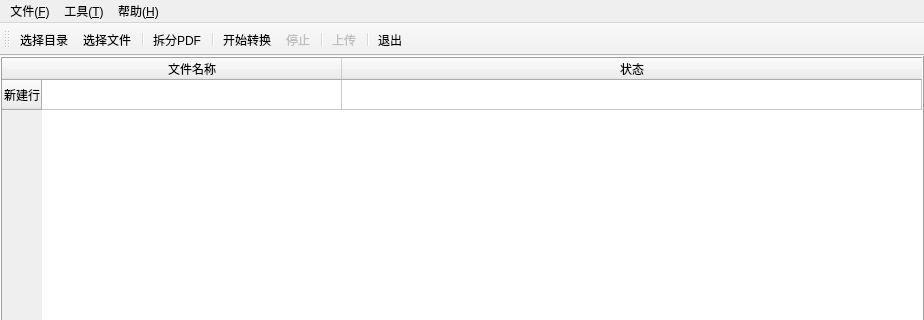
jondy/mkepub, file ui_main.ui: the form before one commit; both pictures show x 0 to 924 and y 0 to 320 of the 924 by 685 pixel window.
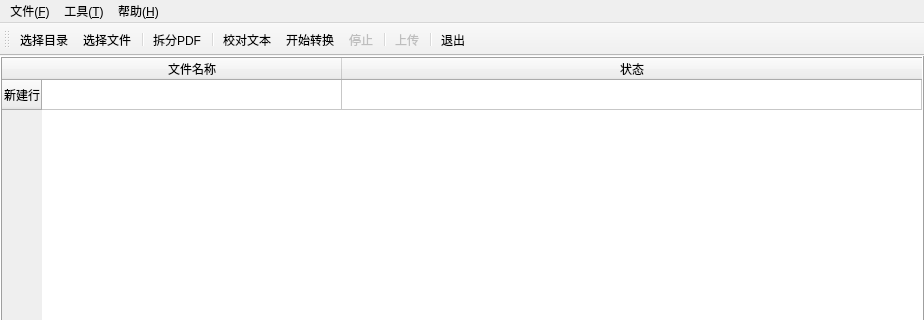
The form after the commit.

```diff
--- a/ui_main.ui
+++ b/ui_main.ui
@@ -128,6 +128,7 @@
    <addaction name="separator"/>
    <addaction name="actionSplitPdf"/>
    <addaction name="separator"/>
+   <addaction name="actionCorrect"/>
    <addaction name="actionStart"/>
    <addaction name="actionStop"/>
    <addaction name="separator"/>
@@ -201,6 +202,14 @@
     <string>把一个大的PDF文件拆分成为几个小文件</string>
    </property>
   </action>
+  <action name="actionCorrect">
+   <property name="text">
+    <string>校对文本</string>
+   </property>
+   <property name="toolTip">
+    <string>校对文本</string>
+   </property>
+  </action>
  </widget>
  <resources/>
  <connections>
```
Left out of the diff: 1 changed line with no effect on the pictures.
